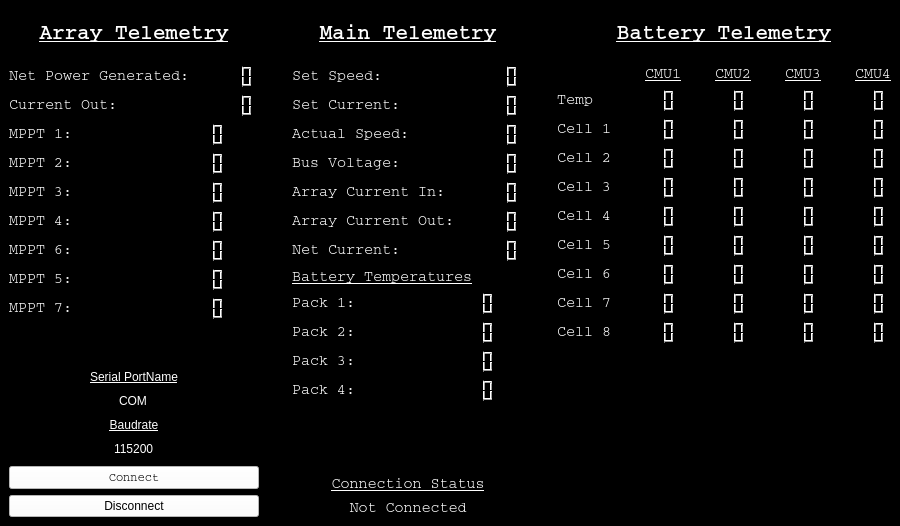
Old version of the form SolarCarTestUI.ui in the repository UCSolarCarTeam/Delta-Desktop-Client-Telemetry.
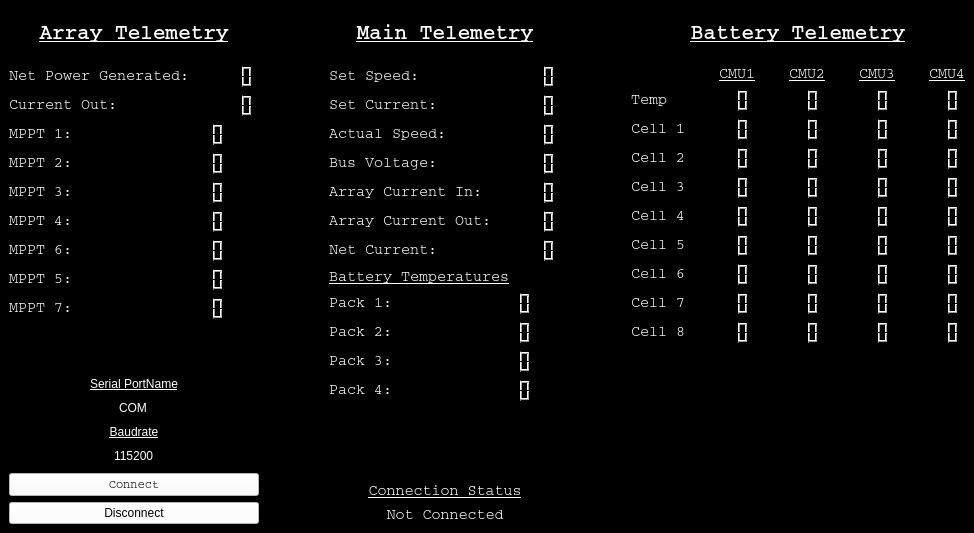
New version of the form. Icons and pictures are not drawn.

Patch:
```diff
--- a/SolarCarTestUI.ui
+++ b/SolarCarTestUI.ui
@@ -6,8 +6,8 @@
    <rect>
     <x>0</x>
     <y>0</y>
-    <width>900</width>
-    <height>526</height>
+    <width>974</width>
+    <height>533</height>
    </rect>
   </property>
   <property name="sizePolicy">
```
Left out of the diff: 16 changed lines with no effect on the pictures.
